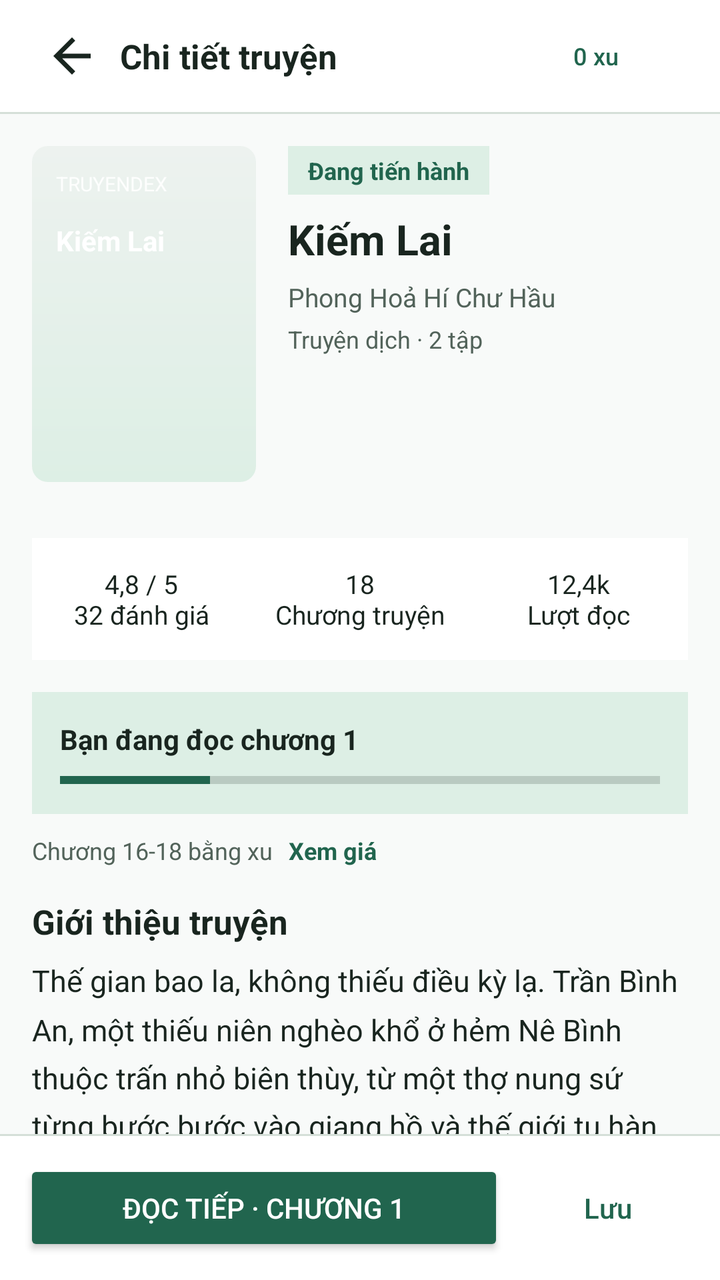
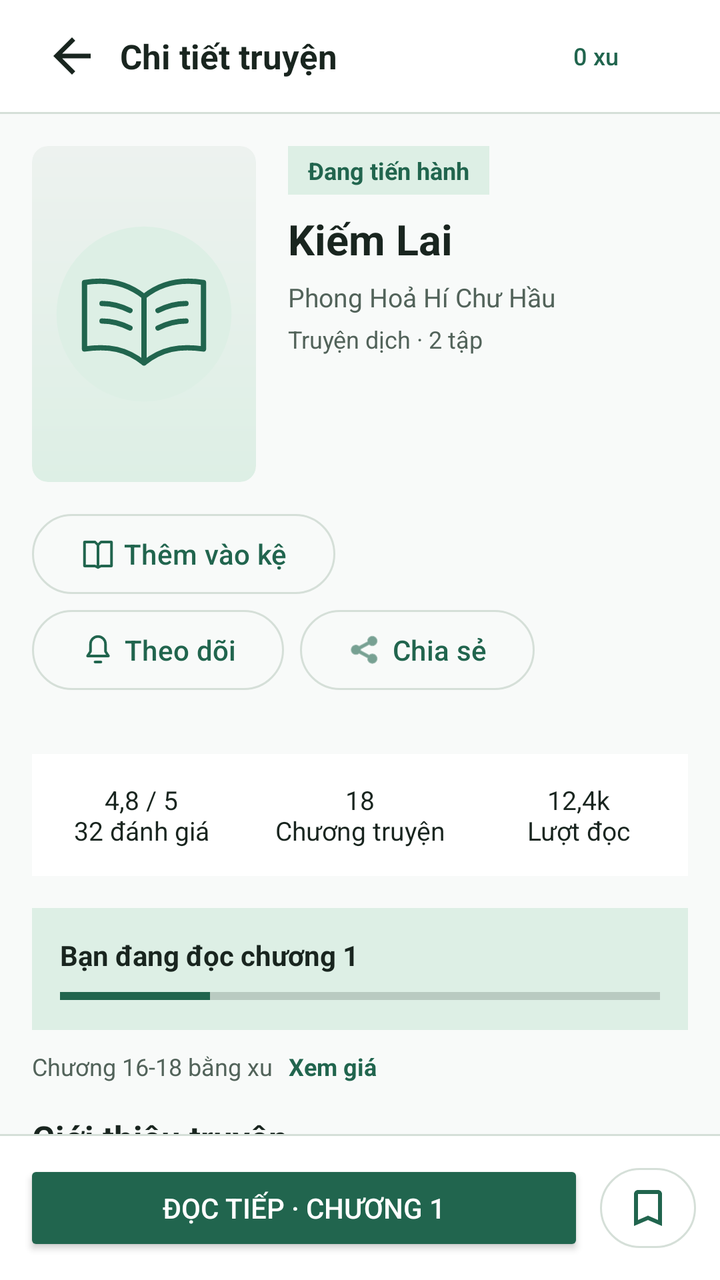

An Android layout rendered at two revisions. The XML below is the earlier revision; the diff shows what the commit changed to produce the second picture.
<!-- AndroidManifest.xml: application theme Theme.TruyenDex -->
<!-- res/layout/fragment_novel_detail.xml -->
<?xml version="1.0" encoding="utf-8"?>
<LinearLayout xmlns:android="http://schemas.android.com/apk/res/android"
    xmlns:app="http://schemas.android.com/apk/res-auto"
    android:layout_width="match_parent"
    android:layout_height="match_parent"
    android:background="?attr/colorBg"
    android:orientation="vertical">

    
    <LinearLayout
        android:layout_width="match_parent"
        android:layout_height="56dp"
        android:background="?attr/colorSurface"
        android:gravity="center_vertical"
        android:paddingHorizontal="12dp">

        <ImageButton
            android:id="@+id/btnDetailBack"
            android:layout_width="48dp"
            android:layout_height="48dp"
            android:background="?attr/selectableItemBackgroundBorderless"
            android:padding="10dp"
            android:scaleType="fitCenter"
            android:contentDescription="Quay lại"
            app:srcCompat="@drawable/abc_ic_ab_back_material"
            app:tint="?attr/colorInk" />

        <TextView
            android:layout_width="0dp"
            android:layout_height="wrap_content"
            android:layout_weight="1"
            android:text="Chi tiết truyện"
            android:textColor="?attr/colorInk"
            android:textSize="17sp"
            android:textStyle="bold" />

        <Button
            android:id="@+id/btnDetailWallet"
            style="@style/Widget.Material3.Button.TonalButton"
            android:layout_width="wrap_content"
            android:layout_height="38dp"
            android:layout_marginEnd="6dp"
            android:backgroundTint="?attr/colorSoft"
            android:text="0 xu"
            android:textColor="?attr/colorBrand"
            android:textSize="12sp" />

    </LinearLayout>

    <View
        android:layout_width="match_parent"
        android:layout_height="1dp"
        android:background="?attr/colorLine" />

    <androidx.core.widget.NestedScrollView
        android:layout_width="match_parent"
        android:layout_height="0dp"
        android:layout_weight="1">

        <LinearLayout
            android:layout_width="match_parent"
            android:layout_height="wrap_content"
            android:orientation="vertical"
            android:padding="16dp">

            
            <LinearLayout
                android:layout_width="match_parent"
                android:layout_height="wrap_content"
                android:orientation="horizontal">

                <LinearLayout
                    android:layout_width="112dp"
                    android:layout_height="168dp"
                    android:background="@drawable/bg_cover_green"
                    android:orientation="vertical"
                    android:padding="12dp">

                    <TextView
                        android:layout_width="wrap_content"
                        android:layout_height="wrap_content"
                        android:text="TRUYENDEX"
                        android:textColor="#E0FFFFFF"
                        android:textSize="10sp" />

                    <TextView
                        android:id="@+id/tvCoverTitle"
                        android:layout_width="wrap_content"
                        android:layout_height="wrap_content"
                        android:layout_marginTop="12dp"
                        android:ellipsize="end"
                        android:maxLines="4"
                        android:text="Kiếm Lai"
                        android:textColor="#FFFFFF"
                        android:textSize="14sp"
                        android:textStyle="bold" />
                </LinearLayout>

                <LinearLayout
                    android:layout_width="0dp"
                    android:layout_height="wrap_content"
                    android:layout_weight="1"
                    android:orientation="vertical"
                    android:paddingStart="16dp"
                    android:paddingEnd="0dp">

                    <TextView
                        android:id="@+id/tvNovelStatus"
                        android:layout_width="wrap_content"
                        android:layout_height="wrap_content"
                        android:background="?attr/colorSoft"
                        android:paddingHorizontal="10dp"
                        android:paddingVertical="4dp"
                        android:text="Đang tiến hành"
                        android:textColor="?attr/colorBrand"
                        android:textSize="12sp"
                        android:textStyle="bold" />

                    <TextView
                        android:id="@+id/tvNovelTitle"
                        android:layout_width="wrap_content"
                        android:layout_height="wrap_content"
                        android:layout_marginTop="8dp"
                        android:text="Kiếm Lai"
                        android:textColor="?attr/colorInk"
                        android:textSize="21sp"
                        android:textStyle="bold" />

                    <TextView
                        android:id="@+id/tvNovelAuthor"
                        android:layout_width="wrap_content"
                        android:layout_height="wrap_content"
                        android:layout_marginTop="6dp"
                        android:text="Phong Hoả Hí Chư Hầu"
                        android:textColor="?attr/colorMuted"
                        android:textSize="13sp" />

                    <TextView
                        android:id="@+id/tvNovelType"
                        android:layout_width="wrap_content"
                        android:layout_height="wrap_content"
                        android:layout_marginTop="4dp"
                        android:text="Truyện dịch · 2 tập"
                        android:textColor="?attr/colorMuted"
                        android:textSize="12sp" />
                </LinearLayout>
            </LinearLayout>

            
            <com.google.android.material.chip.ChipGroup
                android:id="@+id/chipGroupGenres"
                android:layout_width="match_parent"
                android:layout_height="wrap_content"
                android:layout_marginTop="14dp"
                app:chipSpacingHorizontal="8dp" />

            
            <LinearLayout
                android:layout_width="match_parent"
                android:layout_height="wrap_content"
                android:layout_marginTop="14dp"
                android:background="?attr/colorSurface"
                android:orientation="horizontal"
                android:paddingVertical="14dp">

                <TextView
                    android:layout_width="0dp"
                    android:layout_height="wrap_content"
                    android:layout_weight="1"
                    android:gravity="center"
                    android:text="4,8 / 5\n32 đánh giá"
                    android:textColor="?attr/colorInk"
                    android:textSize="13sp" />

                <TextView
                    android:id="@+id/tvStatChapters"
                    android:layout_width="0dp"
                    android:layout_height="wrap_content"
                    android:layout_weight="1"
                    android:gravity="center"
                    android:text="18\nChương truyện"
                    android:textColor="?attr/colorInk"
                    android:textSize="13sp" />

                <TextView
                    android:id="@+id/tvStatViews"
                    android:layout_width="0dp"
                    android:layout_height="wrap_content"
                    android:layout_weight="1"
                    android:gravity="center"
                    android:text="12,4k\nLượt đọc"
                    android:textColor="?attr/colorInk"
                    android:textSize="13sp" />
            </LinearLayout>

            
            <LinearLayout
                android:layout_width="match_parent"
                android:layout_height="wrap_content"
                android:layout_marginTop="16dp"
                android:background="?attr/colorSoft"
                android:orientation="vertical"
                android:padding="14dp">

                <TextView
                    android:id="@+id/tvResumeChapter"
                    android:layout_width="wrap_content"
                    android:layout_height="wrap_content"
                    android:text="Bạn đang đọc chương 1"
                    android:textColor="?attr/colorInk"
                    android:textSize="14sp"
                    android:textStyle="bold" />

                <ProgressBar
                    style="?android:progressBarStyleHorizontal"
                    android:layout_width="match_parent"
                    android:layout_height="6dp"
                    android:layout_marginTop="8dp"
                    android:max="100"
                    android:progress="25" />
            </LinearLayout>

            
            <LinearLayout
                android:layout_width="match_parent"
                android:layout_height="wrap_content"
                android:layout_marginTop="10dp"
                android:gravity="center_vertical"
                android:orientation="horizontal">

                <TextView
                    android:layout_width="wrap_content"
                    android:layout_height="wrap_content"
                    android:text="Chương 16-18 bằng xu"
                    android:textColor="?attr/colorMuted"
                    android:textSize="12sp" />

                <TextView
                    android:id="@+id/tvSeeBundlePrice"
                    android:layout_width="wrap_content"
                    android:layout_height="wrap_content"
                    android:layout_marginStart="8dp"
                    android:text="Xem giá"
                    android:textColor="?attr/colorBrand"
                    android:textSize="12sp"
                    android:textStyle="bold" />
            </LinearLayout>

            
            <TextView
                android:layout_width="wrap_content"
                android:layout_height="wrap_content"
                android:layout_marginTop="16dp"
                android:text="Giới thiệu truyện"
                android:textColor="?attr/colorInk"
                android:textSize="17sp"
                android:textStyle="bold" />

            <TextView
                android:id="@+id/tvSynopsis"
                android:layout_width="match_parent"
                android:layout_height="wrap_content"
                android:layout_marginTop="8dp"
                android:ellipsize="end"
                android:lineSpacingMultiplier="1.35"
                android:maxLines="4"
                android:text="Thế gian bao la, không thiếu điều kỳ lạ. Trần Bình An, một thiếu niên nghèo khổ ở hẻm Nê Bình thuộc trấn nhỏ biên thùy, từ một thợ nung sứ từng bước bước vào giang hồ và thế giới tu hành rộng lớn."
                android:textColor="?attr/colorInk"
                android:textSize="15sp" />

            <TextView
                android:id="@+id/tvToggleSynopsis"
                android:layout_width="wrap_content"
                android:layout_height="wrap_content"
                android:layout_marginTop="6dp"
                android:text="Xem thêm"
                android:textColor="?attr/colorBrand"
                android:textSize="13sp"
                android:textStyle="bold" />

            
            <LinearLayout
                android:layout_width="match_parent"
                android:layout_height="wrap_content"
                android:layout_marginTop="16dp"
                android:background="?attr/colorSurface"
                android:gravity="center_vertical"
                android:orientation="horizontal"
                android:padding="12dp">

                <TextView
                    android:id="@+id/tvAuthorAvatar"
                    android:layout_width="40dp"
                    android:layout_height="40dp"
                    android:background="?attr/colorSoft"
                    android:gravity="center"
                    android:text="P"
                    android:textColor="?attr/colorBrand"
                    android:textSize="16sp"
                    android:textStyle="bold" />

                <LinearLayout
                    android:layout_width="0dp"
                    android:layout_height="wrap_content"
                    android:layout_weight="1"
                    android:orientation="vertical"
                    android:paddingStart="12dp"
                    android:paddingEnd="12dp">

                    <TextView
                        android:layout_width="wrap_content"
                        android:layout_height="wrap_content"
                        android:text="Tác giả"
                        android:textColor="?attr/colorMuted"
                        android:textSize="11sp" />

                    <TextView
                        android:id="@+id/tvAuthorCardName"
                        android:layout_width="wrap_content"
                        android:layout_height="wrap_content"
                        android:text="Phong Hoả Hí Chư Hầu"
                        android:textColor="?attr/colorInk"
                        android:textSize="14sp"
                        android:textStyle="bold" />
                </LinearLayout>
            </LinearLayout>

            
            <LinearLayout
                android:id="@+id/cardChapters"
                android:layout_width="match_parent"
                android:layout_height="wrap_content"
                android:layout_marginTop="16dp"
                android:background="?attr/colorSurface"
                android:clickable="true"
                android:focusable="true"
                android:gravity="center_vertical"
                android:orientation="horizontal"
                android:padding="12dp">

                <TextView
                    android:layout_width="42dp"
                    android:layout_height="42dp"
                    android:background="?attr/colorSoft"
                    android:gravity="center"
                    android:text="☰"
                    android:textColor="?attr/colorBrand"
                    android:textSize="18sp" />

                <LinearLayout
                    android:layout_width="0dp"
                    android:layout_height="wrap_content"
                    android:layout_weight="1"
                    android:orientation="vertical"
                    android:paddingStart="12dp"
                    android:paddingEnd="12dp">

                    <TextView
                        android:layout_width="wrap_content"
                        android:layout_height="wrap_content"
                        android:text="Mục lục chương"
                        android:textColor="?attr/colorInk"
                        android:textStyle="bold" />

                    <TextView
                        android:id="@+id/tvChaptersSummary"
                        android:layout_width="wrap_content"
                        android:layout_height="wrap_content"
                        android:text="Xem danh sách chương"
                        android:textColor="?attr/colorMuted"
                        android:textSize="12sp" />
                </LinearLayout>

                <TextView
                    android:layout_width="wrap_content"
                    android:layout_height="wrap_content"
                    android:id="@+id/chapterChevron"
                    android:text="⌄"
                    android:importantForAccessibility="no"
                    android:textColor="?attr/colorMuted"
                    android:textSize="22sp" />
            </LinearLayout>

            <include layout="@layout/chapter_dropdown" />

        </LinearLayout>
    </androidx.core.widget.NestedScrollView>

    
    <View
        android:layout_width="match_parent"
        android:layout_height="1dp"
        android:background="?attr/colorLine" />

    <LinearLayout
        android:layout_width="match_parent"
        android:layout_height="wrap_content"
        android:background="?attr/colorSurface"
        android:orientation="horizontal"
        android:padding="12dp">

        <Button
            android:id="@+id/btnReadContinue"
            android:layout_width="0dp"
            android:layout_height="48dp"
            android:layout_weight="1"
            android:backgroundTint="?attr/colorBrand"
            android:text="Đọc tiếp · Chương 1"
            android:textColor="?attr/colorOnBrand" />

        <Button
            android:id="@+id/btnSaveNovel"
            style="@style/Widget.Material3.Button.OutlinedButton"
            android:layout_width="wrap_content"
            android:layout_height="48dp"
            android:layout_marginStart="8dp"
            android:text="Lưu"
            android:textColor="?attr/colorBrand" />
    </LinearLayout>
</LinearLayout>
<!-- res/layout/chapter_dropdown.xml (included above) -->
<com.example.truyendex.features.novel.ChapterDropdown xmlns:android="http://schemas.android.com/apk/res/android"
    android:id="@+id/chapterDropdown"
    android:layout_width="match_parent"
    android:layout_height="220dp"
    android:background="?attr/colorSurface"
    android:nestedScrollingEnabled="true"
    android:divider="?attr/colorLine"
    android:dividerHeight="1dp"
    android:visibility="gone" />
<!-- resources referenced by this layout -->
<resources>
  <!-- drawable bg_cover_green (drawable) -->
  <?xml version="1.0" encoding="utf-8"?>
  <shape xmlns:android="http://schemas.android.com/apk/res/android">
      <gradient android:angle="270" android:startColor="?attr/colorSubtle" android:endColor="?attr/colorSoft" />
      <corners android:radius="@dimen/radius_sm" />
  </shape>
  <style name="Theme.TruyenDex" parent="Theme.TruyenDex.Light" />
  <dimen name="radius_sm">8dp</dimen>
  <style name="TruyenDexActivityAnimation" parent="@android:style/Animation.Activity">
          <item name="android:activityOpenEnterAnimation">@anim/screen_enter</item>
          <item name="android:activityOpenExitAnimation">@anim/screen_exit</item>
          <item name="android:activityCloseEnterAnimation">@anim/screen_return</item>
          <item name="android:activityCloseExitAnimation">@anim/screen_leave</item>
      </style>
  <!-- unchanged entries left out for length: 1 -->
</resources>

<!-- the commit's change to res/layout/fragment_novel_detail.xml (unified diff, before → after) -->
@@ -69,32 +69,15 @@
                 android:layout_height="wrap_content"
                 android:orientation="horizontal">
 
-                <LinearLayout
+                <ImageView
+                    android:id="@+id/imgNovelCover"
                     android:layout_width="112dp"
                     android:layout_height="168dp"
                     android:background="@drawable/bg_cover_green"
-                    android:orientation="vertical"
-                    android:padding="12dp">
-
-                    <TextView
-                        android:layout_width="wrap_content"
-                        android:layout_height="wrap_content"
-                        android:text="TRUYENDEX"
-                        android:textColor="#E0FFFFFF"
-                        android:textSize="10sp" />
-
-                    <TextView
-                        android:id="@+id/tvCoverTitle"
-                        android:layout_width="wrap_content"
-                        android:layout_height="wrap_content"
-                        android:layout_marginTop="12dp"
-                        android:ellipsize="end"
-                        android:maxLines="4"
-                        android:text="Kiếm Lai"
-                        android:textColor="#FFFFFF"
-                        android:textSize="14sp"
-                        android:textStyle="bold" />
-                </LinearLayout>
+                    android:clipToOutline="true"
+                    android:importantForAccessibility="no"
+                    android:scaleType="centerCrop"
+                    android:src="@drawable/cover_placeholder" />
 
                 <LinearLayout
                     android:layout_width="0dp"
@@ -144,6 +127,38 @@
                         android:textColor="?attr/colorMuted"
                         android:textSize="12sp" />
                 </LinearLayout>
+            </LinearLayout>
+
+            <com.google.android.material.button.MaterialButton
+                android:id="@+id/btnToggleShelf"
+                style="@style/Widget.Material3.Button.OutlinedButton"
+                android:layout_width="wrap_content"
+                android:layout_height="48dp"
+                android:layout_marginTop="12dp"
+                android:text="@string/library_shelf_add"
+                app:icon="@drawable/ic_book" />
+
+            <LinearLayout
+                android:layout_width="match_parent"
+                android:layout_height="wrap_content"
+                android:orientation="horizontal">
+
+                <com.google.android.material.button.MaterialButton
+                    android:id="@+id/btnFollowNovel"
+                    style="@style/Widget.Material3.Button.OutlinedButton"
+                    android:layout_width="wrap_content"
+                    android:layout_height="48dp"
+                    android:text="@string/novel_follow"
+                    app:icon="@drawable/ic_bell" />
+
+                <com.google.android.material.button.MaterialButton
+                    android:id="@+id/btnShareNovel"
+                    style="@style/Widget.Material3.Button.OutlinedButton"
+                    android:layout_width="wrap_content"
+                    android:layout_height="48dp"
+                    android:layout_marginStart="8dp"
+                    android:text="@string/novel_share"
+                    app:icon="@android:drawable/ic_menu_share" />
             </LinearLayout>
 
             
@@ -408,14 +423,22 @@
             android:text="Đọc tiếp · Chương 1"
             android:textColor="?attr/colorOnBrand" />
 
-        <Button
-            android:id="@+id/btnSaveNovel"
+        <com.google.android.material.button.MaterialButton
+            android:id="@+id/btnBookmarkChapter"
             style="@style/Widget.Material3.Button.OutlinedButton"
-            android:layout_width="wrap_content"
+            android:layout_width="48dp"
             android:layout_height="48dp"
             android:layout_marginStart="8dp"
-            android:text="Lưu"
-            android:textColor="?attr/colorBrand" />
+            android:insetLeft="0dp"
+            android:insetRight="0dp"
+            android:minWidth="0dp"
+            android:paddingStart="0dp"
+            android:paddingEnd="0dp"
+            app:icon="@drawable/ic_bookmark_outline"
+            app:iconGravity="textStart"
+            app:iconPadding="0dp"
+            app:iconSize="24dp"
+            app:iconTint="?attr/colorBrand" />
     </LinearLayout>
 </LinearLayout>
 <!-- res/layout/chapter_dropdown.xml (included above) -->
<!-- resource entries referenced after the edit -->
@@ -6,8 +6,70 @@
       <gradient android:angle="270" android:startColor="?attr/colorSubtle" android:endColor="?attr/colorSoft" />
       <corners android:radius="@dimen/radius_sm" />
   </shape>
+  <!-- drawable cover_placeholder (drawable) -->
+  <?xml version="1.0" encoding="utf-8"?>
+  <vector xmlns:android="http://schemas.android.com/apk/res/android"
+      android:width="@dimen/cover_small_width"
+      android:height="@dimen/cover_small_height"
+      android:viewportWidth="64"
+      android:viewportHeight="96">
+  
+      <path
+          android:fillColor="?attr/colorSoft"
+          android:pathData="M32,23a25,25 0,1 1,0 50a25,25 0,1 1,0 -50" />
+  
+      <path
+          android:pathData="M32,43C27,39 21,38 15,39V58C22,57 27,58 32,62C37,58 42,57 49,58V39C43,38 37,39 32,43ZM32,43V62M20,45C23,45 26,46 28,47M20,50C23,50 26,51 28,52M36,47C38,46 41,45 44,45M36,52C38,51 41,50 44,50"
+          android:strokeColor="?attr/colorBrand"
+          android:strokeLineCap="round"
+          android:strokeLineJoin="round"
+          android:strokeWidth="1.5" />
+  </vector>
+  <!-- drawable ic_bell (drawable) -->
+  <?xml version="1.0" encoding="utf-8"?>
+  <vector xmlns:android="http://schemas.android.com/apk/res/android"
+      android:width="24dp"
+      android:height="24dp"
+      android:viewportWidth="24"
+      android:viewportHeight="24">
+      <path
+          android:pathData="M5,16H19L17,13V8A5,5 0,0 0,7 8V13ZM10,20H14"
+          android:strokeWidth="1.7"
+          android:strokeColor="?attr/colorMuted"
+          android:strokeLineCap="round"
+          android:strokeLineJoin="round" />
+  </vector>
+  <!-- drawable ic_book (drawable) -->
+  <?xml version="1.0" encoding="utf-8"?>
+  <vector xmlns:android="http://schemas.android.com/apk/res/android"
+      android:width="24dp"
+      android:height="24dp"
+      android:viewportWidth="24"
+      android:viewportHeight="24">
+      <path
+          android:pathData="M3,4H10L12,6L14,4H21V20H14L12,21L10,20H3ZM12,6V21"
+          android:strokeWidth="1.7"
+          android:strokeColor="?attr/colorMuted"
+          android:strokeLineCap="round"
+          android:strokeLineJoin="round" />
+  </vector>
+  <!-- drawable ic_bookmark_outline (drawable) -->
+  <vector xmlns:android="http://schemas.android.com/apk/res/android"
+      android:width="24dp"
+      android:height="24dp"
+      android:viewportWidth="24"
+      android:viewportHeight="24">
+      <path
+          android:fillColor="#FF000000"
+          android:pathData="M17,3H7C5.9,3 5,3.9 5,5V21L12,18L19,21V5C19,3.9 18.1,3 17,3ZM17,18L12,15.82L7,18V5H17Z" />
+  </vector>
+  <string name="library_shelf_add">Thêm vào kệ</string>
+  <string name="novel_follow">Theo dõi</string>
+  <string name="novel_share">Chia sẻ</string>
   <style name="Theme.TruyenDex" parent="Theme.TruyenDex.Light" />
   <dimen name="radius_sm">8dp</dimen>
+  <dimen name="cover_small_width">64dp</dimen>
+  <dimen name="cover_small_height">96dp</dimen>
   <style name="TruyenDexActivityAnimation" parent="@android:style/Animation.Activity">
           <item name="android:activityOpenEnterAnimation">@anim/screen_enter</item>
           <item name="android:activityOpenExitAnimation">@anim/screen_exit</item>
